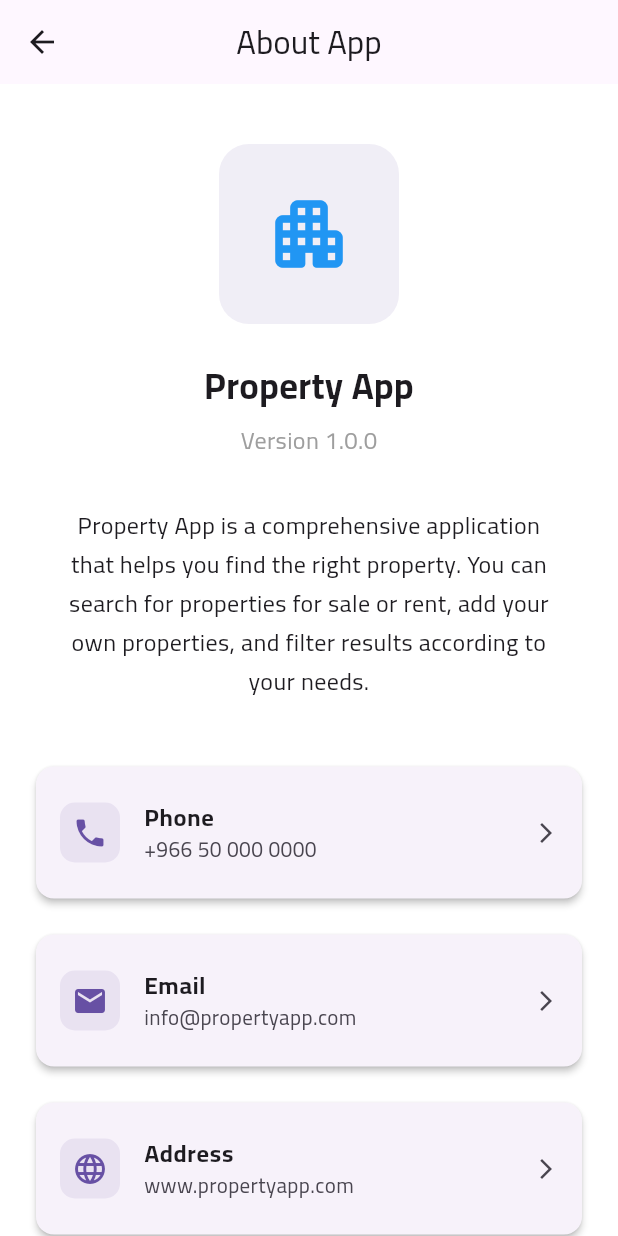
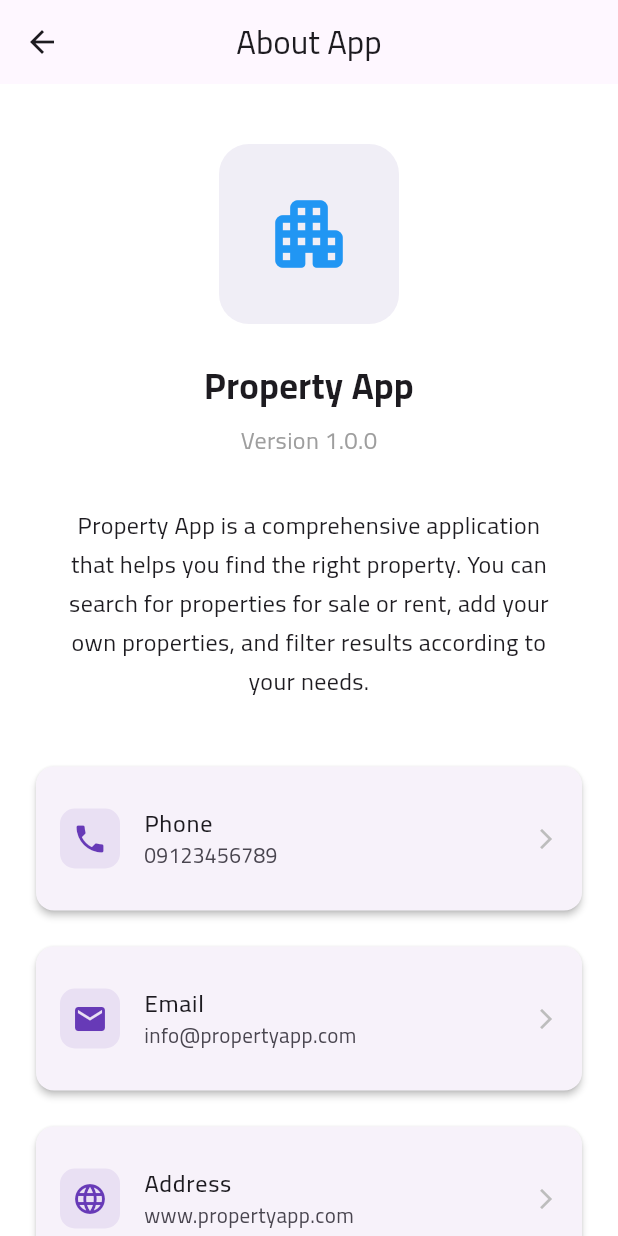
Before and after one commit to MTSH0IT/property_app, a Flutter app: the SettingsView screen opened directly, after a tap on "About App", on a phone screen of 412 x 824 dp. Run offline on Flutter 3.47's test engine with Material 3 defaults, Android fonts, the phone set to English and light mode, and no system bars; our stand-ins replace carousel_slider, cloud_firestore, easy_localization, firebase_auth, firebase_core, flutter_bloc and 6 more; accounts and stored records are empty; network calls fail.

Commit message:
finash app info

```diff
--- /dev/null
+++ b/lib/core/helper_functions/launchURL.dart
@@ -0,0 +1,8 @@
+import 'package:url_launcher/url_launcher.dart';
+
+Future<void> launchURL(String url) async {
+  final Uri uri = Uri.parse(url);
+  if (!await launchUrl(uri, mode: LaunchMode.externalApplication)) {
+    throw Exception('Could not launch $url');
+  }
+}
--- /dev/null
+++ b/lib/core/widgets/card_item.dart
@@ -0,0 +1,60 @@
+import 'package:flutter/material.dart';
+
+class CardItem extends StatelessWidget {
+  const CardItem({
+    super.key,
+    required this.title,
+    required this.icon,
+    this.onTap,
+    this.supTitle,
+    this.trailingTitle,
+  });
+  final String title;
+  final String? supTitle;
+  final String? trailingTitle;
+  final IconData icon;
+  final Function()? onTap;
+
+  @override
+  Widget build(BuildContext context) {
+    return Card(
+      elevation: 2,
+      shape: RoundedRectangleBorder(borderRadius: BorderRadius.circular(12)),
+      child: Padding(
+        padding: const EdgeInsets.symmetric(vertical: 8.0),
+        child: ListTile(
+          onTap: onTap,
+          leading: Container(
+            width: 40,
+            height: 40,
+            decoration: BoxDecoration(
+              color: Colors.deepPurple.withValues(alpha: 0.1),
+              borderRadius: BorderRadius.circular(10),
+            ),
+            child: Icon(icon, color: Colors.deepPurple),
+          ),
+          title: Text(
+            title,
+            style: TextStyle(fontSize: 16, fontWeight: FontWeight.w500),
+          ),
+          subtitle: supTitle != null ? Text(supTitle!) : null,
+          trailing: Row(
+            mainAxisSize: MainAxisSize.min,
+            children: [
+              Text(
+                trailingTitle ?? '',
+                style: TextStyle(color: Colors.grey[600], fontSize: 14),
+              ),
+              const SizedBox(width: 8),
+              Icon(Icons.arrow_forward_ios, size: 16, color: Colors.grey[400]),
+            ],
+          ),
+          contentPadding: const EdgeInsets.symmetric(
+            horizontal: 16,
+            vertical: 4,
+          ),
+        ),
+      ),
+    );
+  }
+}
--- a/lib/features/app_info/presentation/view/app_info_view.dart
+++ b/lib/features/app_info/presentation/view/app_info_view.dart
@@ -1,3 +1,4 @@
+import 'package:easy_localization/easy_localization.dart';
 import 'package:flutter/material.dart';
 import 'package:property_app/features/app_info/presentation/view/widgets/app_info_body.dart';
 
@@ -7,6 +8,13 @@ class AppInfoView extends StatelessWidget {
 
   @override
   Widget build(BuildContext context) {
-    return const Scaffold(body: AppInfoBody());
+    return Scaffold(
+      appBar: AppBar(
+        title: Text('app_info.title'.tr()),
+        centerTitle: true,
+        elevation: 0,
+      ),
+      body: AppInfoBody(),
+    );
   }
 }
--- a/lib/features/app_info/presentation/view/widgets/app_info_body.dart
+++ b/lib/features/app_info/presentation/view/widgets/app_info_body.dart
@@ -1,26 +1,15 @@
 import 'package:flutter/material.dart';
-import 'package:url_launcher/url_launcher.dart';
+
 import 'package:easy_localization/easy_localization.dart';
+import 'package:property_app/core/helper_functions/launchURL.dart';
+import 'package:property_app/core/widgets/card_item.dart';
 
 class AppInfoBody extends StatelessWidget {
   const AppInfoBody({super.key});
 
-  Future<void> _launchURL(String url) async {
-    final Uri uri = Uri.parse(url);
-    if (!await launchUrl(uri, mode: LaunchMode.externalApplication)) {
-      throw Exception('Could not launch $url');
-    }
-  }
-
   @override
   Widget build(BuildContext context) {
-    return Scaffold(
-      appBar: AppBar(
-        title: Text('app_info.title'.tr()),
-        centerTitle: true,
-        elevation: 0,
-      ),
-      body: SingleChildScrollView(
+    return SingleChildScrollView(
       padding: const EdgeInsets.all(20.0),
       child: Column(
         crossAxisAlignment: CrossAxisAlignment.center,
@@ -60,28 +49,25 @@ class AppInfoBody extends StatelessWidget {
             ),
           ),
           const SizedBox(height: 40),
-            _buildInfoCard(
-              context,
-              Icons.phone,
-              'app_info.contact.phone'.tr(),
-              '+966 50 000 0000',
-              onTap: () => _launchURL('tel:+966500000000'),
+          CardItem(
+            icon: Icons.phone,
+            title: 'app_info.contact.phone'.tr(),
+            supTitle: '09123456789',
+            onTap: () => launchURL('tel:09123456789'),
           ),
           const SizedBox(height: 16),
-            _buildInfoCard(
-              context,
-              Icons.email,
-              'app_info.contact.email'.tr(),
-              'info@propertyapp.com',
-              onTap: () => _launchURL('mailto:info@propertyapp.com'),
+          CardItem(
+            icon: Icons.email,
+            title: 'app_info.contact.email'.tr(),
+            supTitle: 'info@propertyapp.com',
+            onTap: () => launchURL('mailto:info@propertyapp.com'),
           ),
           const SizedBox(height: 16),
-            _buildInfoCard(
-              context,
-              Icons.language,
-              'app_info.contact.address'.tr(),
-              'www.propertyapp.com',
-              onTap: () => _launchURL('https://www.propertyapp.com'),
+          CardItem(
+            icon: Icons.language,
+            title: 'app_info.contact.address'.tr(),
+            supTitle: 'www.propertyapp.com',
+            onTap: () => launchURL('https://www.propertyapp.com'),
           ),
           const SizedBox(height: 40),
           Text(
@@ -90,36 +76,6 @@ class AppInfoBody extends StatelessWidget {
           ),
         ],
       ),
-      ),
-    );
-  }
-
-  Widget _buildInfoCard(
-    BuildContext context,
-    IconData icon,
-    String title,
-    String subtitle, {
-    required VoidCallback onTap,
-  }) {
-    return Card(
-      elevation: 2,
-      shape: RoundedRectangleBorder(borderRadius: BorderRadius.circular(12)),
-      child: ListTile(
-        onTap: onTap,
-        leading: Container(
-          width: 40,
-          height: 40,
-          decoration: BoxDecoration(
-            color: Theme.of(context).primaryColor.withValues(alpha: 0.1),
-            borderRadius: BorderRadius.circular(10),
-          ),
-          child: Icon(icon, color: Theme.of(context).primaryColor),
-        ),
-        title: Text(title, style: const TextStyle(fontWeight: FontWeight.bold)),
-        subtitle: Text(subtitle),
-        trailing: const Icon(Icons.arrow_forward_ios, size: 16),
-        contentPadding: const EdgeInsets.symmetric(horizontal: 16, vertical: 8),
-      ),
     );
   }
 }
--- a/lib/features/main_view.dart/presentation/views/widgets/custom_app_bar.dart
+++ b/lib/features/main_view.dart/presentation/views/widgets/custom_app_bar.dart
@@ -1,4 +1,5 @@
 import 'package:flutter/material.dart';
+import 'package:property_app/core/helper_functions/get_user_data.dart';
 import 'package:property_app/core/utils/const.dart';
 
 class CustomAppBar extends StatelessWidget {
@@ -29,7 +30,7 @@ class CustomAppBar extends StatelessWidget {
                         style: TextStyle(fontSize: 20, color: Colors.blueGrey),
                       ),
                       Text(
-                        'Mohammad Taher',
+                        getUserData().name,
                         style: TextStyle(
                           fontSize: 20,
                           fontWeight: FontWeight.bold,
--- a/lib/features/main_view.dart/presentation/views/widgets/settings_view_body.dart
+++ b/lib/features/main_view.dart/presentation/views/widgets/settings_view_body.dart
@@ -1,6 +1,7 @@
 import 'package:easy_localization/easy_localization.dart';
 import 'package:flutter/material.dart';
 import 'package:property_app/core/services/firebase_auth_services.dart';
+import 'package:property_app/core/widgets/card_item.dart';
 import 'package:property_app/features/add_property/presentation/views/add_property_view.dart';
 import 'package:property_app/features/app_info/presentation/view/app_info_view.dart';
 import 'package:property_app/features/favourites/presentation/view/favourites_view.dart';
@@ -18,30 +19,30 @@ class SettingsViewBody extends StatelessWidget {
       padding: const EdgeInsets.all(16.0),
       children: [
         // profile Setting
-        SettingsCardItem(
+        CardItem(
           icon: Icons.person,
           title: 'settings.profile'.tr(),
-          supTitle: 'settings.go'.tr(),
+          trailingTitle: 'settings.go'.tr(),
           onTap: () {
             Navigator.pushNamed(context, ProfileView.routeName);
           },
         ),
         const SizedBox(height: 12),
         // add property Setting
-        SettingsCardItem(
+        CardItem(
           icon: Icons.add_home_work_outlined,
           title: 'settings.add_property'.tr(),
-          supTitle: 'settings.advertise'.tr(),
+          trailingTitle: 'settings.advertise'.tr(),
           onTap: () {
             Navigator.pushNamed(context, AddPropertyView.routeName);
           },
         ),
         const SizedBox(height: 12),
         // Language Setting
-        SettingsCardItem(
+        CardItem(
           icon: Icons.language,
           title: 'settings.language'.tr(),
-          supTitle:
+          trailingTitle:
               context.locale.languageCode == 'ar'
                   ? 'settings.arabic'.tr()
                   : 'settings.english'.tr(),
@@ -66,10 +67,10 @@ class SettingsViewBody extends StatelessWidget {
         ),
         const SizedBox(height: 12),
         // Theme Setting
-        SettingsCardItem(
+        CardItem(
           icon: Icons.light_mode,
           title: 'settings.theme'.tr(),
-          supTitle: 'settings.choose'.tr(),
+          trailingTitle: 'settings.choose'.tr(),
           onTap: () {
             showDialogSettings(
               context,
@@ -99,30 +100,30 @@ class SettingsViewBody extends StatelessWidget {
         ),
         const SizedBox(height: 12),
         // favoret Setting
-        SettingsCardItem(
+        CardItem(
           icon: Icons.favorite,
           title: 'settings.favorites'.tr(),
-          supTitle: 'settings.go'.tr(),
+          trailingTitle: 'settings.go'.tr(),
           onTap: () {
             Navigator.pushNamed(context, FavouritesView.routeName);
           },
         ),
         const SizedBox(height: 12),
         // app info Setting
-        SettingsCardItem(
+        CardItem(
           icon: Icons.info,
           title: 'settings.app_info'.tr(),
-          supTitle: 'settings.go'.tr(),
+          trailingTitle: 'settings.go'.tr(),
           onTap: () {
             Navigator.pushNamed(context, AppInfoView.routeName);
           },
         ),
         const SizedBox(height: 12),
         // Logout Setting
-        SettingsCardItem(
+        CardItem(
           icon: Icons.logout,
           title: 'settings.logout'.tr(),
-          supTitle: 'settings.goodbye'.tr(),
+          trailingTitle: 'settings.goodbye'.tr(),
           onTap: () {
             FirebaseAuthServices().signOut();
             Navigator.pushReplacementNamed(context, SplashView.routeName);
@@ -130,69 +131,6 @@ class SettingsViewBody extends StatelessWidget {
         ),
         const SizedBox(height: 12),
       ],
-    );
-  }
-}
-
-class SettingsCardItem extends StatelessWidget {
-  const SettingsCardItem({
-    super.key,
-    required this.title,
-    required this.icon,
-    this.onTap,
-    this.supTitle,
-  });
-  final String title;
-  final String? supTitle;
-  final IconData icon;
-  final Function()? onTap;
-
-  @override
-  Widget build(BuildContext context) {
-    return Card(
-      elevation: 2,
-      shape: RoundedRectangleBorder(borderRadius: BorderRadius.circular(12)),
-      child: InkWell(
-        onTap: onTap,
-
-        child: Padding(
-          padding: const EdgeInsets.symmetric(vertical: 8.0),
-          child: ListTile(
-            leading: Container(
-              width: 40,
-              height: 40,
-              decoration: BoxDecoration(
-                color: Colors.deepPurple.withValues(alpha: 0.1),
-                borderRadius: BorderRadius.circular(10),
-              ),
-              child: Icon(icon, color: Colors.deepPurple),
-            ),
-            title: Text(
-              title,
-              style: TextStyle(fontSize: 16, fontWeight: FontWeight.w500),
-            ),
-            trailing: Row(
-              mainAxisSize: MainAxisSize.min,
-              children: [
-                Text(
-                  supTitle ?? '',
-                  style: TextStyle(color: Colors.grey[600], fontSize: 14),
-                ),
-                const SizedBox(width: 8),
-                Icon(
-                  Icons.arrow_forward_ios,
-                  size: 16,
-                  color: Colors.grey[400],
-                ),
-              ],
-            ),
-            contentPadding: const EdgeInsets.symmetric(
-              horizontal: 16,
-              vertical: 4,
-            ),
-          ),
-        ),
-      ),
     );
   }
 }
--- a/lib/features/profile/presentation/views/widgets/profile_view_body.dart
+++ b/lib/features/profile/presentation/views/widgets/profile_view_body.dart
@@ -1,4 +1,5 @@
 import 'package:flutter/material.dart';
+import 'package:property_app/core/helper_functions/get_user_data.dart';
 import 'package:property_app/features/profile/presentation/views/widgets/profile_info.dart';
 import 'package:easy_localization/easy_localization.dart';
 
@@ -13,19 +14,19 @@ class ProfileViewBody extends StatelessWidget {
         children: [
           ProfileInfo(
             title: 'profile.name'.tr(),
-            info: 'mohammad',
+            info: getUserData().name,
             icon: Icons.person,
           ),
           const SizedBox(height: 16),
           ProfileInfo(
             title: 'profile.email'.tr(),
-            info: 'mohammad@gmail.com',
+            info: getUserData().email,
             icon: Icons.email,
           ),
           const SizedBox(height: 16),
           ProfileInfo(
             title: 'profile.phone'.tr(),
-            info: '0123456789',
+            info: getUserData().phone.toString(),
             icon: Icons.phone,
           ),
           const SizedBox(height: 16),
```
Lines whose indentation alone changed are shown as unchanged.
